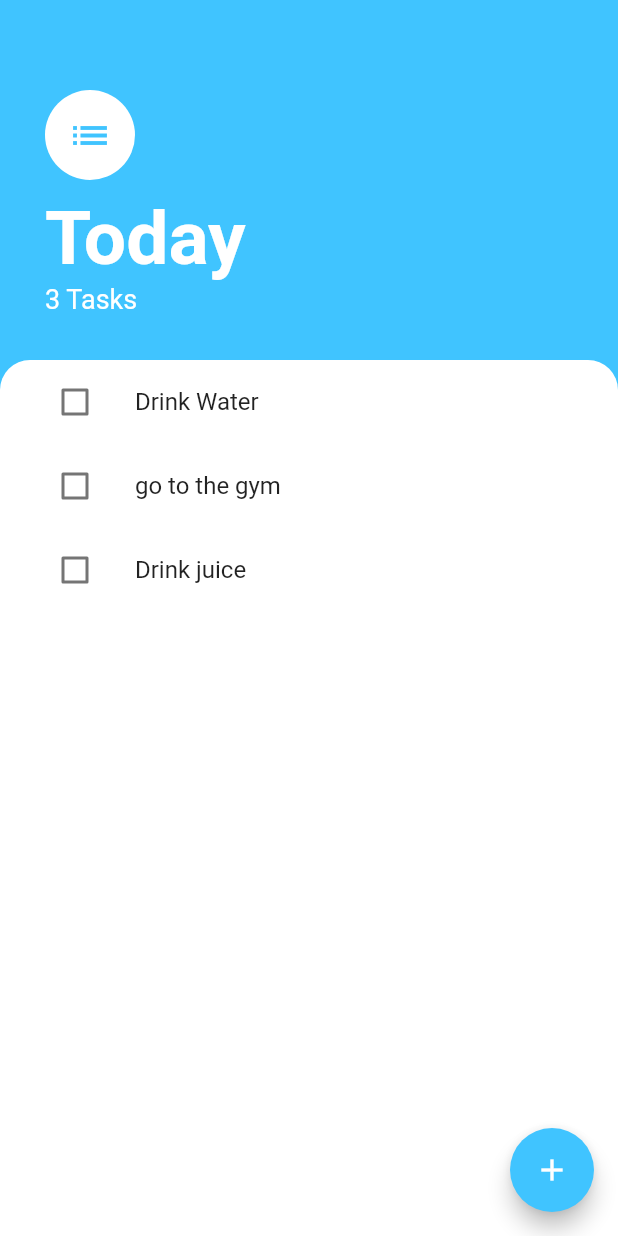
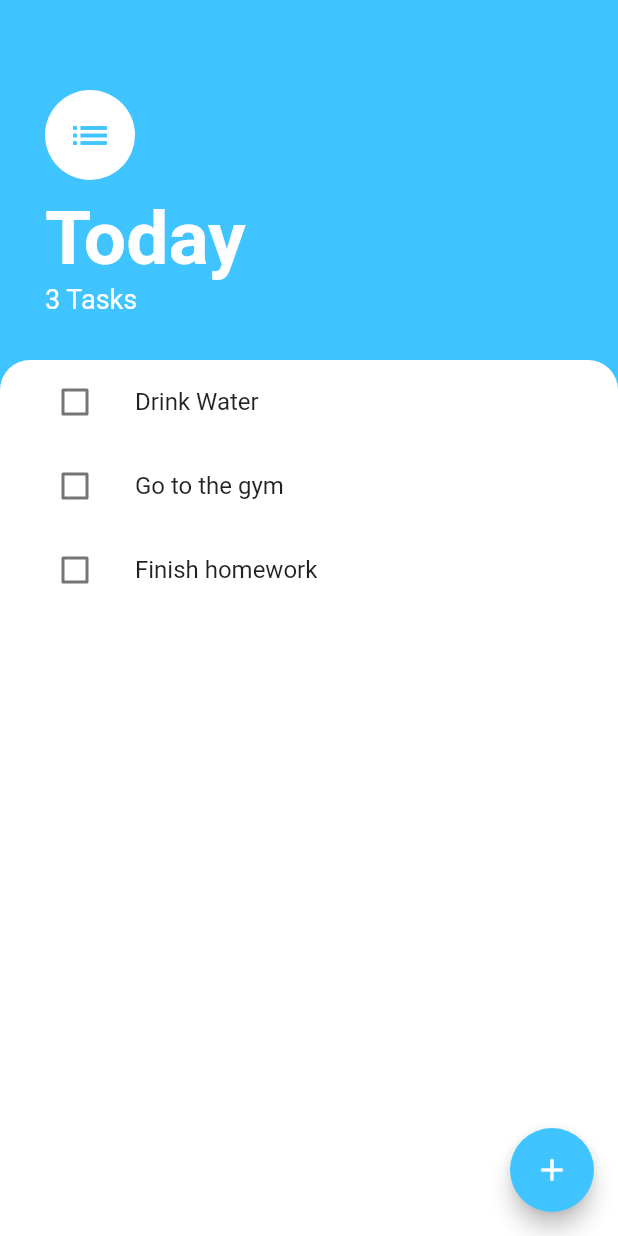
Before and after one commit to Alshwairkh/Todo-List-Flutter, a Flutter app: the screen it shows after launch, on a phone screen of 412 x 824 dp. Run offline on Flutter 3.47's test engine with Material 2 defaults, Android fonts, the phone set to English and light mode, and no system bars.

Commit message:
final commit

```diff
--- a/lib/module/task.dart
+++ b/lib/module/task.dart
@@ -1,5 +1,3 @@
-import 'package:flutter/material.dart';
-
 class Task {
   final String name;
   bool isDone;
--- a/lib/module/task_data.dart
+++ b/lib/module/task_data.dart
@@ -5,8 +5,8 @@ import 'dart:collection';
 class TaskData extends ChangeNotifier {
   List<Task> _tasks = [
     Task(name: 'Drink Water'),
-    Task(name: 'go to the gym'),
-    Task(name: 'Drink juice'),
+    Task(name: 'Go to the gym'),
+    Task(name: 'Finish homework'),
   ];
 
   int get taskCount {
--- a/lib/screens/add_task.dart
+++ b/lib/screens/add_task.dart
@@ -1,8 +1,4 @@
 import 'package:flutter/material.dart';
-import 'package:todo_list_app/module/task.dart';
-import 'package:todo_list_app/widgets/task_tile.dart';
-import 'tasks_screan.dart';
-import 'package:todo_list_app/main.dart';
 import 'package:provider/provider.dart';
 import 'package:todo_list_app/module/task_data.dart';
 
```
